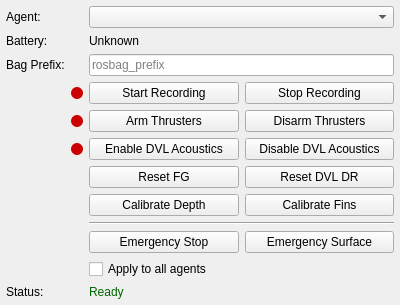
Old version of the form coug_rqt/ui/coug_utils.ui in the repository cougars-auv/coug_rqt.
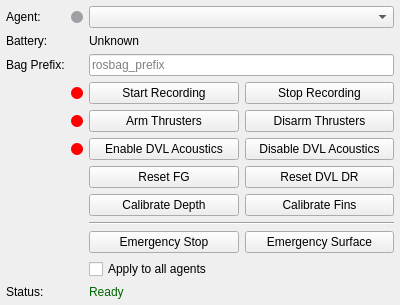
New version of the form.

Commit message: Added status led support

Diff of the .ui file:
```diff
--- a/coug_rqt/ui/coug_utils.ui
+++ b/coug_rqt/ui/coug_utils.ui
@@ -35,6 +35,22 @@
           </property>
         </widget>
       </item>
+      <item row="0" column="1" alignment="Qt::AlignCenter">
+        <widget class="QLabel" name="status_led_indicator">
+          <property name="minimumSize">
+            <size><width>12</width><height>12</height></size>
+          </property>
+          <property name="maximumSize">
+            <size><width>12</width><height>12</height></size>
+          </property>
+          <property name="styleSheet">
+            <string notr="true">background-color: #a0a0a4; border-radius: 6px;</string>
+          </property>
+          <property name="text">
+            <string/>
+          </property>
+        </widget>
+      </item>
       <item row="0" column="2" colspan="3">
         <widget class="QComboBox" name="agent_selector">
           <property name="sizePolicy">
@@ -100,7 +116,7 @@
             <size><width>12</width><height>12</height></size>
           </property>
           <property name="styleSheet">
-            <string notr="true">background-color: #cc0000; border-radius: 6px;</string>
+            <string notr="true">background-color: #ff0000; border-radius: 6px;</string>
           </property>
           <property name="text">
             <string/>
@@ -147,7 +163,7 @@
             <size><width>12</width><height>12</height></size>
           </property>
           <property name="styleSheet">
-            <string notr="true">background-color: #cc0000; border-radius: 6px;</string>
+            <string notr="true">background-color: #ff0000; border-radius: 6px;</string>
           </property>
           <property name="text">
             <string/>
@@ -194,7 +210,7 @@
             <size><width>12</width><height>12</height></size>
           </property>
           <property name="styleSheet">
-            <string notr="true">background-color: #cc0000; border-radius: 6px;</string>
+            <string notr="true">background-color: #ff0000; border-radius: 6px;</string>
           </property>
           <property name="text">
             <string/>
```
The commit also changes 3 other files.
